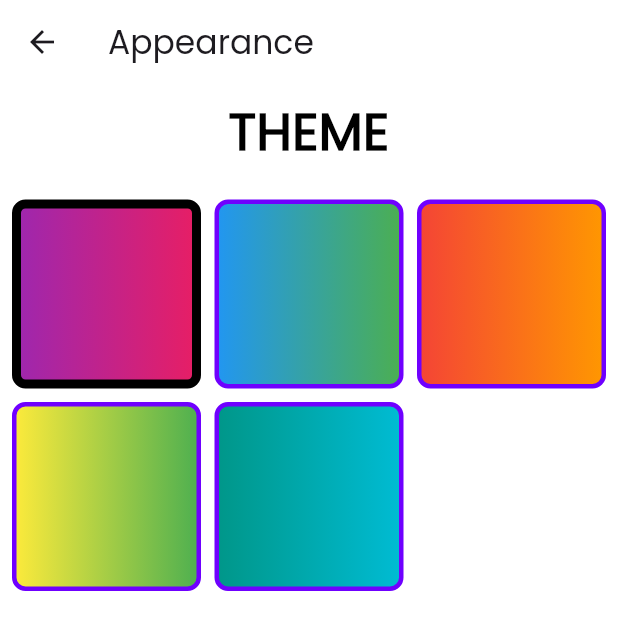
After one commit to CarrotNinja/ScholarSphere, a Flutter app: the AppearancePage screen opened directly, on a phone screen of 412 x 824 dp. The commit adds this screen. Shown: the top 630 px of the screen. Run offline on Flutter 3.47's test engine with Material 3 defaults, Android fonts, the phone set to English and light mode, and no system bars; our stand-ins replace firebase_auth, firebase_core, google_nav_bar; accounts and stored records are empty.

Commit message:
Updated Appearance Page (Settings)

```diff
--- /dev/null
+++ b/scholar_sphere/lib/pages/appearance_page.dart
@@ -0,0 +1,88 @@
+import 'package:flutter/material.dart';
+
+class AppearancePage extends StatefulWidget {
+  @override
+  _AppearancePageState createState() => _AppearancePageState();
+}
+
+class _AppearancePageState extends State<AppearancePage> {
+  List<List<Color>> gradients = [
+    [Colors.purple, Colors.pink],
+    [Colors.blue, Colors.green],
+    [Colors.red, Colors.orange],
+    [Colors.yellow, Colors.green],
+    [Colors.teal, Colors.cyan],
+  ];
+
+  List<Color> selectedGradient = [Colors.purple, Colors.pink];
+
+  @override
+  void initState() {
+    super.initState();
+    // Set the first gradient as selected by default
+    selectedGradient = gradients[0];
+  }
+
+  @override
+  Widget build(BuildContext context) {
+    return Scaffold(
+      appBar: AppBar(
+        title: Text('Appearance'),
+        backgroundColor: Colors.white,
+      ),
+      body: Container(
+        color: Colors.white,
+        child: Padding(
+          padding: const EdgeInsets.all(8.0),
+          child: Column(
+            children: [
+              const Text(
+                'THEME',
+                style: TextStyle(
+                  fontSize: 34,
+                  fontWeight: FontWeight.bold,
+                  color: Colors.black,
+                ),
+                textAlign: TextAlign.center,
+              ),
+              const SizedBox(height: 20),
+              Expanded(
+                child: GridView.builder(
+                  gridDelegate: SliverGridDelegateWithFixedCrossAxisCount(
+                    crossAxisCount: 3,
+                    mainAxisSpacing: 9,
+                    crossAxisSpacing: 9,
+                  ),
+                  itemCount: gradients.length,
+                  itemBuilder: (context, index) {
+                    return GestureDetector(
+                      onTap: () {
+                        setState(() {
+                          selectedGradient = gradients[index];
+                        });
+                      },
+                      child: Container(
+                        decoration: BoxDecoration(
+                          gradient: LinearGradient(
+                            colors: gradients[index],
+                          ),
+                          border: Border.all(
+                            color: selectedGradient == gradients[index]
+                                ? Colors.black
+                                : Color.fromARGB(255, 111, 0, 255),
+                            width: selectedGradient == gradients[index] ? 6 : 3,
+                          ),
+                          borderRadius: BorderRadius.circular(9),
+                        ),
+                      ),
+                    );
+                  },
+                ),
+              ),
+            ],
+          ),
+        ),
+      ),
+    );
+  }
+}
--- a/scholar_sphere/lib/pages/settings_page.dart
+++ b/scholar_sphere/lib/pages/settings_page.dart
@@ -1,4 +1,5 @@
 import 'package:flutter/material.dart';
+import 'package:scholar_sphere/pages/appearance_page.dart';
 import 'package:scholar_sphere/util/setting_item.dart';
 import 'package:scholar_sphere/util/setting_switch.dart';
 import 'package:scholar_sphere/pages/forward_button.dart';
@@ -101,7 +102,7 @@ class _SettingsPageState extends State<SettingsPage> {
               SettingItem(
                 title: "Language",
                 icon: Icons.language,
-                bgColor: Colors.orange.shade100,
+                bgColor: Color.fromARGB(255, 248, 223, 186),
                 iconColor: Colors.orange,
                 value: "English",
                 onTap: () {},
@@ -143,6 +144,19 @@ class _SettingsPageState extends State<SettingsPage> {
                 iconColor: Color.fromARGB(255, 36, 134, 0),
                 onTap: () {},
               ),
+              const SizedBox(height: 20),
+              SettingItem(
+                title: "Appearance",
+                icon: Icons.color_lens,
+                bgColor: Colors.pink.shade100,
+                iconColor: Colors.pink,
+                onTap: () {
+                  Navigator.push(
+                    context,
+                    MaterialPageRoute(builder: (context) => AppearancePage()),
+                  );
+                },
+              ),
             ],
           ),
         ),
```
